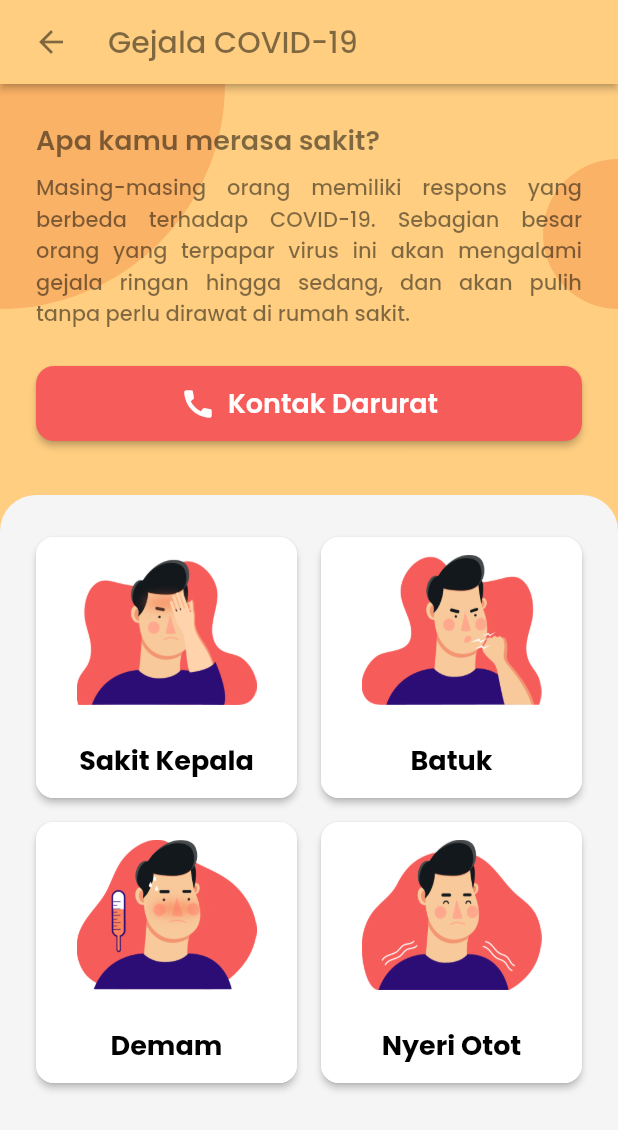
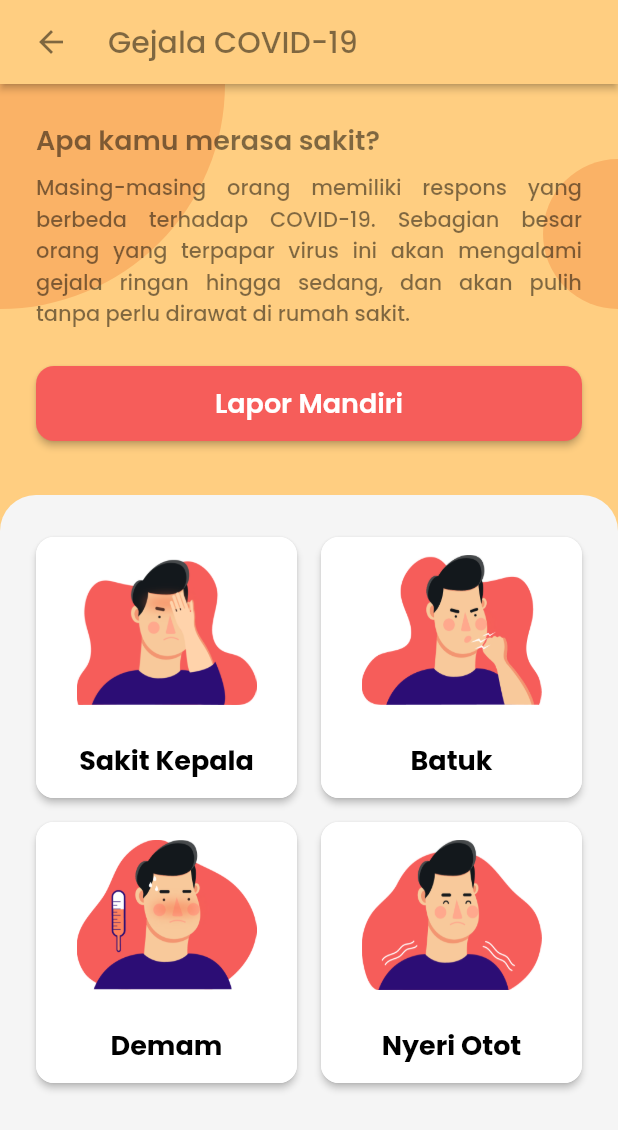
Before and after one commit to nailnafir/pantau-covid, a Flutter app: the SymptompsPage screen opened directly, on a phone screen of 412 x 824 dp. Shown: the top 1130 px of the screen. Run offline on Flutter 3.47's test engine with Material 2 defaults, Android fonts, the phone set to English and light mode, and no system bars; our stand-ins replace carousel_slider, get, lottie, percent_indicator, shimmer; missing offline and left inert: web_scraper; network calls fail.

Commit message:
fix button and url in symptoms page

```diff
--- a/lib/pages/symptoms_page.dart
+++ b/lib/pages/symptoms_page.dart
@@ -98,7 +98,7 @@ class SymptompsPage extends StatelessWidget {
                 ),
                 SizedBox(height: SpaceConfig.longSpace),
                 Container(
-                  width: LayoutConfig.deviceWidth,
+                  width: MediaQuery.of(context).size.width,
                   height: 50,
                   child: ElevatedButton(
                     style: ElevatedButton.styleFrom(
@@ -109,21 +109,20 @@ class SymptompsPage extends StatelessWidget {
                       primary: ColorTheme.redColor,
                     ),
                     onPressed: () async {
-                      if (await canLaunch("tel:119")) {
-                        await launch("tel:119");
+                      if (await canLaunch(
+                          "https://covid19.go.id/pelaporan-mandiri")) {
+                        await launch(
+                          "https://covid19.go.id/pelaporan-mandiri",
+                          enableDomStorage: true,
+                          enableJavaScript: true,
+                          forceWebView: true,
+                        );
                       } else {
                         throw Exception("Gagal mengalihkan ke telepon");
                       }
                     },
-                    child: Row(
-                      mainAxisAlignment: MainAxisAlignment.center,
-                      children: [
-                        Icon(Icons.call),
-                        SizedBox(width: SpaceConfig.shortSpace),
-                        Text("Kontak Darurat",
-                            style: TypeTheme.subTitleTextFont),
-                      ],
-                    ),
+                    child: Text("Lapor Mandiri",
+                        style: TypeTheme.subTitleTextFont),
                   ),
                 ),
                 SizedBox(height: SpaceConfig.normalSpace),
```
